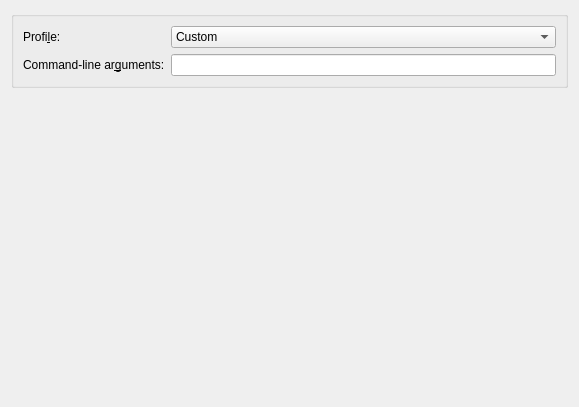
Above: languages/plugins/custom-definesandincludes/kcm_widget/parserwidget.ui from KDE/kdevelop before the change. Below: the same form after it.
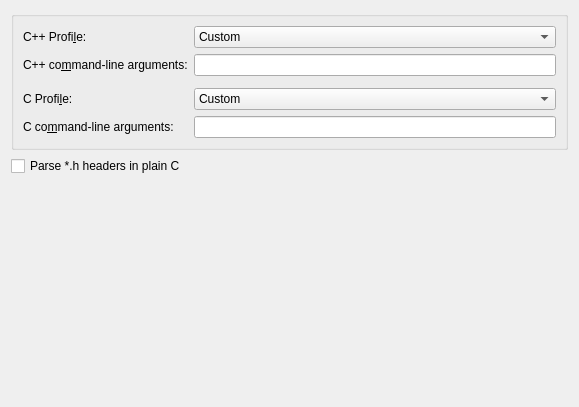
That is the form after the change.

Commit message:
Parse C files in C mode
Now there are 2 language profiles: one for C++, another one for C.
The language type is determined by mime type.
Since *.h files used in C and C++, by default they are parsed
in C++ mode, to change that behavior there is a "Parse *.h headers
in plain C" check-box.

Patch:
```diff
--- a/languages/plugins/custom-definesandincludes/kcm_widget/parserwidget.ui
+++ b/languages/plugins/custom-definesandincludes/kcm_widget/parserwidget.ui
@@ -13,7 +13,17 @@
   <property name="windowTitle">
    <string>Form</string>
   </property>
-  <layout class="QGridLayout" name="gridLayout_3">
+  <layout class="QGridLayout" name="gridLayout">
+   <item row="1" column="0">
+    <widget class="QCheckBox" name="parseHeadersInPlainC">
+     <property name="toolTip">
+      <string>&lt;html&gt;&lt;head/&gt;&lt;body&gt;&lt;p&gt;Check this if you want &lt;code&gt;*.h&lt;code/&gt; headers to be parsed in plain C mode. By default they are parsed as C++ headers.&lt;/p&gt;&lt;/body&gt;&lt;/html&gt;</string>
+     </property>
+     <property name="text">
+      <string>Parse *.h headers in plain C</string>
+     </property>
+    </widget>
+   </item>
    <item row="0" column="0">
     <widget class="QGroupBox" name="groupBox">
      <property name="title">
@@ -23,15 +33,15 @@
       <item row="0" column="0">
        <widget class="QLabel" name="label_2">
         <property name="text">
-         <string>Profi&amp;le:</string>
+         <string>C++ Profi&amp;le:</string>
         </property>
         <property name="buddy">
-         <cstring>languageStandards</cstring>
+         <cstring>languageStandardsCpp</cstring>
         </property>
        </widget>
       </item>
       <item row="0" column="1">
-       <widget class="QComboBox" name="languageStandards">
+       <widget class="QComboBox" name="languageStandardsCpp">
         <property name="sizePolicy">
          <sizepolicy hsizetype="Preferred" vsizetype="Fixed">
           <horstretch>0</horstretch>
@@ -92,15 +102,15 @@
       <item row="1" column="0">
        <widget class="QLabel" name="argumentsLabel">
         <property name="text">
-         <string>Command-line ar&amp;guments:</string>
+         <string>C++ co&amp;mmand-line arguments:</string>
         </property>
         <property name="buddy">
-         <cstring>parserOptions</cstring>
+         <cstring>parserOptionsCpp</cstring>
         </property>
        </widget>
       </item>
       <item row="1" column="1">
-       <widget class="QLineEdit" name="parserOptions">
+       <widget class="QLineEdit" name="parserOptionsCpp">
         <property name="minimumSize">
          <size>
           <width>100</width>
@@ -109,10 +119,112 @@
         </property>
        </widget>
       </item>
+      <item row="3" column="0">
+       <widget class="QLabel" name="label_3">
+        <property name="text">
+         <string>C Profi&amp;le:</string>
+        </property>
+        <property name="buddy">
+         <cstring>languageStandardsCpp</cstring>
+        </property>
+       </widget>
+      </item>
+      <item row="3" column="1">
+       <widget class="QComboBox" name="languageStandardsC">
+        <property name="sizePolicy">
+         <sizepolicy hsizetype="Preferred" vsizetype="Fixed">
+          <horstretch>0</horstretch>
+          <verstretch>0</verstretch>
+         </sizepolicy>
+        </property>
+        <property name="minimumSize">
+         <size>
+          <width>100</width>
+          <height>0</height>
+         </size>
+        </property>
+        <property name="toolTip">
+         <string>&lt;html&gt;&lt;head/&gt;&lt;body&gt;&lt;p&gt;Choose language profile. &lt;/p&gt;&lt;p&gt;Use &amp;quot;Custom&amp;quot; profile to modify parser command-line arguments&lt;/p&gt;&lt;/body&gt;&lt;/html&gt;</string>
+        </property>
+        <item>
+         <property name="text">
+          <string>Custom</string>
+         </property>
+        </item>
+        <item>
+         <property name="text">
+          <string>c99</string>
+         </property>
+        </item>
+        <item>
+         <property name="text">
+          <string>gnu99</string>
+         </property>
+        </item>
+        <item>
+         <property name="text">
+          <string>c11</string>
+         </property>
+        </item>
+        <item>
+         <property name="text">
+          <string>gnu11</string>
+         </property>
+        </item>
+        <item>
+         <property name="text">
+          <string>c++03</string>
+         </property>
+        </item>
+        <item>
+         <property name="text">
+          <string>c++11</string>
+         </property>
+        </item>
+        <item>
+         <property name="text">
+          <string>c++14</string>
+         </property>
+        </item>
+       </widget>
+      </item>
+      <item row="4" column="0">
+       <widget class="QLabel" name="argumentsLabel_2">
+        <property name="text">
+         <string>C co&amp;mmand-line arguments:</string>
+        </property>
+        <property name="buddy">
+         <cstring>parserOptionsC</cstring>
+        </property>
+       </widget>
+      </item>
+      <item row="4" column="1">
+       <widget class="QLineEdit" name="parserOptionsC">
+        <property name="minimumSize">
+         <size>
+          <width>100</width>
+          <height>0</height>
+         </size>
+        </property>
+       </widget>
+      </item>
+      <item row="2" column="0">
+       <spacer name="verticalSpacer_2">
+        <property name="orientation">
+         <enum>Qt::Vertical</enum>
+        </property>
+        <property name="sizeHint" stdset="0">
+         <size>
+          <width>20</width>
+          <height>40</height>
+         </size>
+        </property>
+       </spacer>
+      </item>
      </layout>
     </widget>
    </item>
-   <item row="1" column="0">
+   <item row="2" column="0">
     <spacer name="verticalSpacer">
      <property name="orientation">
       <enum>Qt::Vertical</enum>
```
The commit also changes 18 other files.
